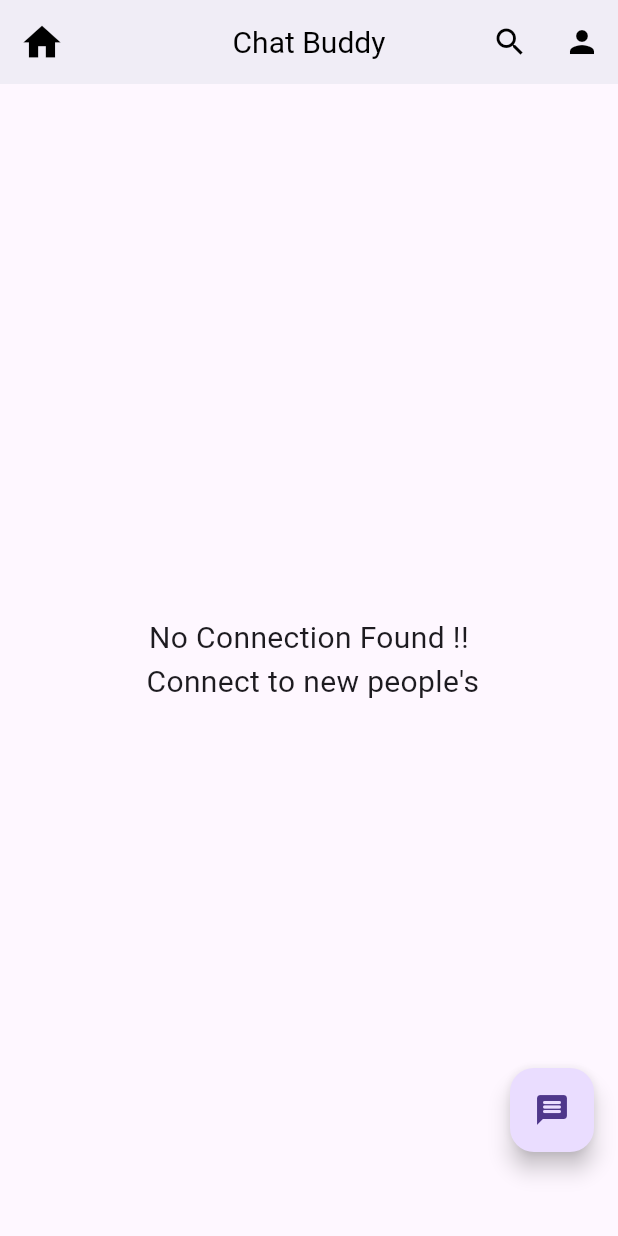
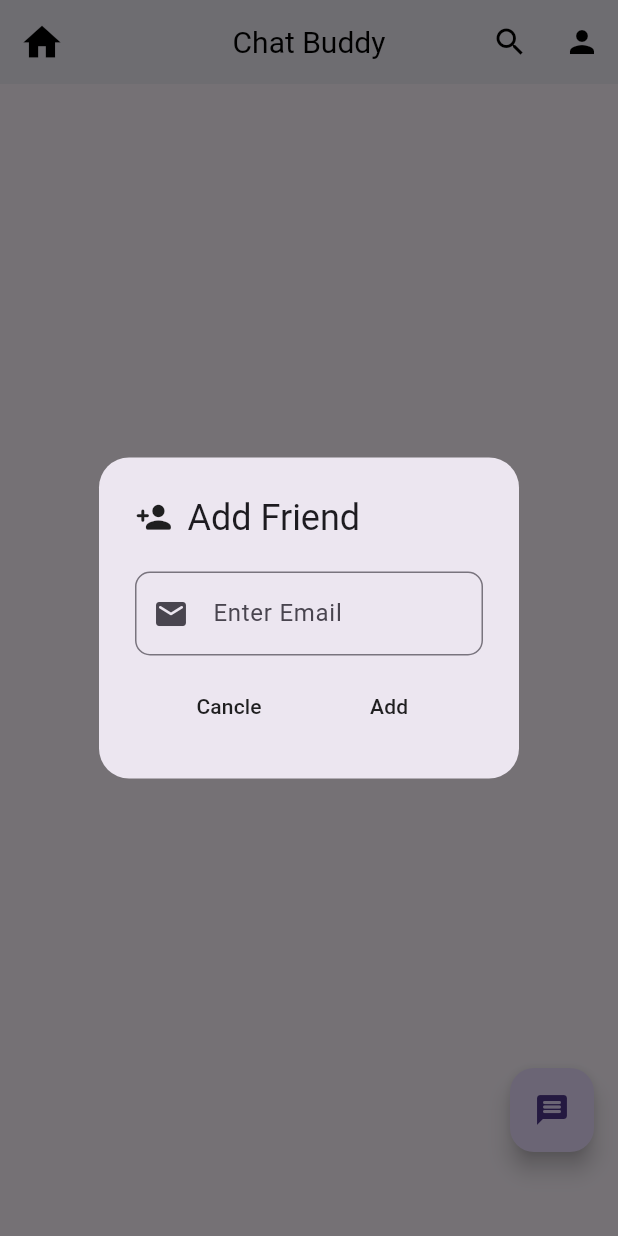
Before and after one commit to Atharva-Werulkar/chat_buddy, a Flutter app: the HomeScreen screen opened directly, after a tap on the "message" icon, on a phone screen of 412 x 824 dp. Run offline on Flutter 3.47's test engine with Material 2 defaults, Android fonts, the phone set to English and light mode, and no system bars; our stand-ins replace cached_network_image, cloud_firestore, emoji_picker_flutter, firebase_auth, firebase_core, firebase_messaging and 5 more; missing offline and left inert: flutter_notification_channel; accounts and stored records are empty.

```diff
--- a/lib/screens/home_screen.dart
+++ b/lib/screens/home_screen.dart
@@ -7,7 +7,7 @@ import 'package:chat_buddy/screens/profile_screen.dart';
 import 'package:chat_buddy/widgets/chat_card.dart';
 import 'package:flutter/material.dart';
 import 'package:flutter/services.dart';
-import 'package:google_sign_in/google_sign_in.dart';
+import 'package:chat_buddy/components/dialogs.dart';
 
 class HomeScreen extends StatefulWidget {
   const HomeScreen({super.key});
@@ -122,9 +122,8 @@ class _HomeScreenState extends State<HomeScreen> {
           floatingActionButton: Padding(
             padding: const EdgeInsets.only(bottom: 40),
             child: FloatingActionButton(
-              onPressed: () async {
-                await APIs.auth.signOut();
-                await GoogleSignIn().signOut();
+              onPressed: () {
+                _addChatUserDialog();
               },
               child: const Icon(Icons.message_rounded),
             ),
@@ -180,4 +179,77 @@ class _HomeScreenState extends State<HomeScreen> {
       ),
     );
   }
+
+//add friend
+  void _addChatUserDialog() {
+    String email = '';
+
+    showDialog(
+        context: context,
+        builder: (_) => AlertDialog(
+              contentPadding: const EdgeInsets.only(
+                  left: 24, right: 24, top: 20, bottom: 10),
+              shape: RoundedRectangleBorder(
+                  borderRadius: BorderRadius.circular(20)),
+              title: const Row(
+                children: [
+                  Icon(
+                    Icons.person_add_rounded,
+                    size: 25,
+                  ),
+                  SizedBox(
+                    width: 10,
+                  ),
+                  Text('Add Friend'),
+                ],
+              ),
+
+              //content
+              content: TextFormField(
+                maxLines: null,
+                onChanged: (value) {
+                  email = value;
+                },
+                decoration: InputDecoration(
+                  hintText: 'Enter Email',
+                  prefixIcon: const Icon(Icons.email_rounded),
+                  border: OutlineInputBorder(
+                      borderRadius: BorderRadius.circular(10)),
+                ),
+              ),
+              //action
+              actions: [
+                //cancel button
+                Row(
+                  mainAxisAlignment: MainAxisAlignment.spaceEvenly,
+                  children: [
+                    MaterialButton(
+                      onPressed: () {
+                        //close dialog
+                        Navigator.pop(context);
+                      },
+                      child: const Text('Cancle'),
+                    ),
+                    //Add button
+                    MaterialButton(
+                      onPressed: () {
+                        //close dialog
+                        Navigator.pop(context);
+                        if (email.isNotEmpty) {
+                          APIs.addChatUser(email).then((value) {
+                            if (value) {
+                              Dialogs.showSnakbar(context, 'User Added');
+                            } else {
+                              Dialogs.showSnakbar(context, 'User Not Found');
+                            }
+                          });
+                        }
+                      },
+                      child: const Text('Add'),
+                    ),
+                  ],
+                )
+              ],
+            ));
+  }
 }
--- a/lib/screens/profile_screen.dart
+++ b/lib/screens/profile_screen.dart
@@ -177,7 +177,10 @@ class _ProfileScreenState extends State<ProfileScreen> {
                     validator: (val) =>
                         val != null && val.isNotEmpty ? null : "Required Field",
                     decoration: InputDecoration(
-                        prefixIcon: const Icon(Icons.person),
+                        prefixIcon: const Icon(
+                          Icons.info_outline,
+                          size: 28,
+                        ),
                         border: OutlineInputBorder(
                             borderRadius: BorderRadius.circular(15)),
                         hintText: 'Enter Something About You',
```
Also changed, not shown: lib/api/apis.dart (+37 -0 lines), lib/widgets/message_card.dart (+70 -1 lines).
